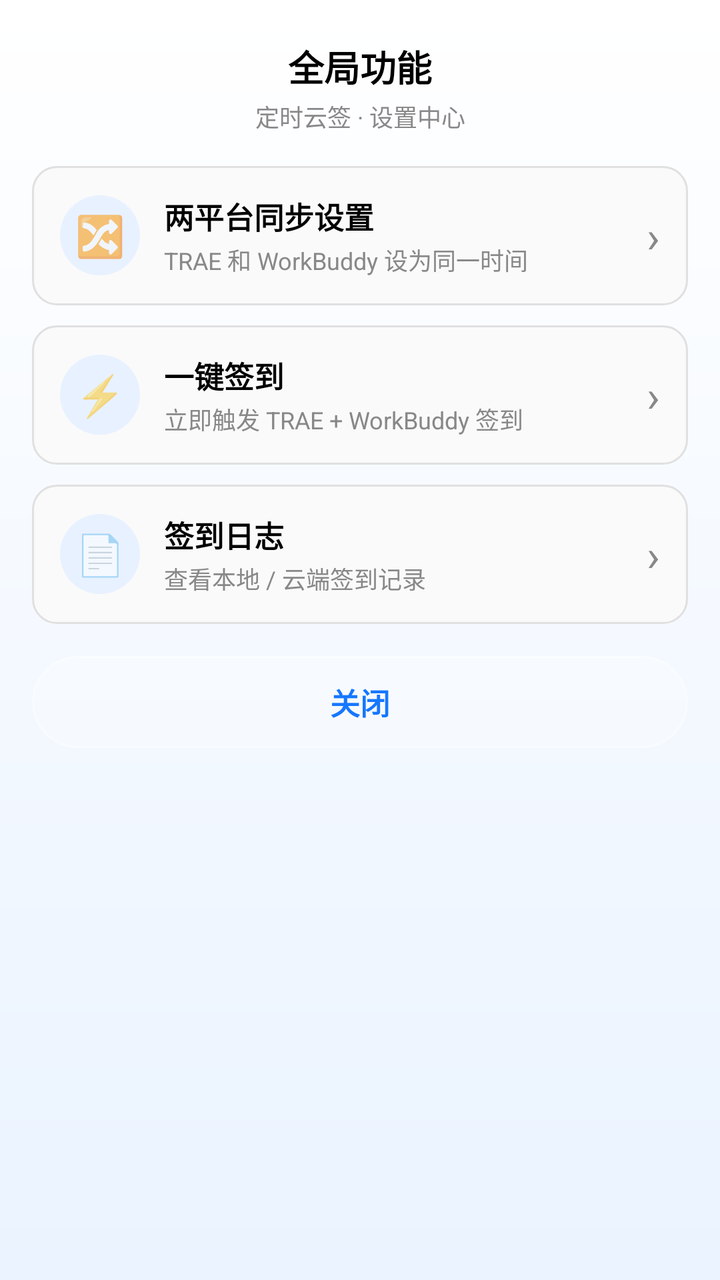
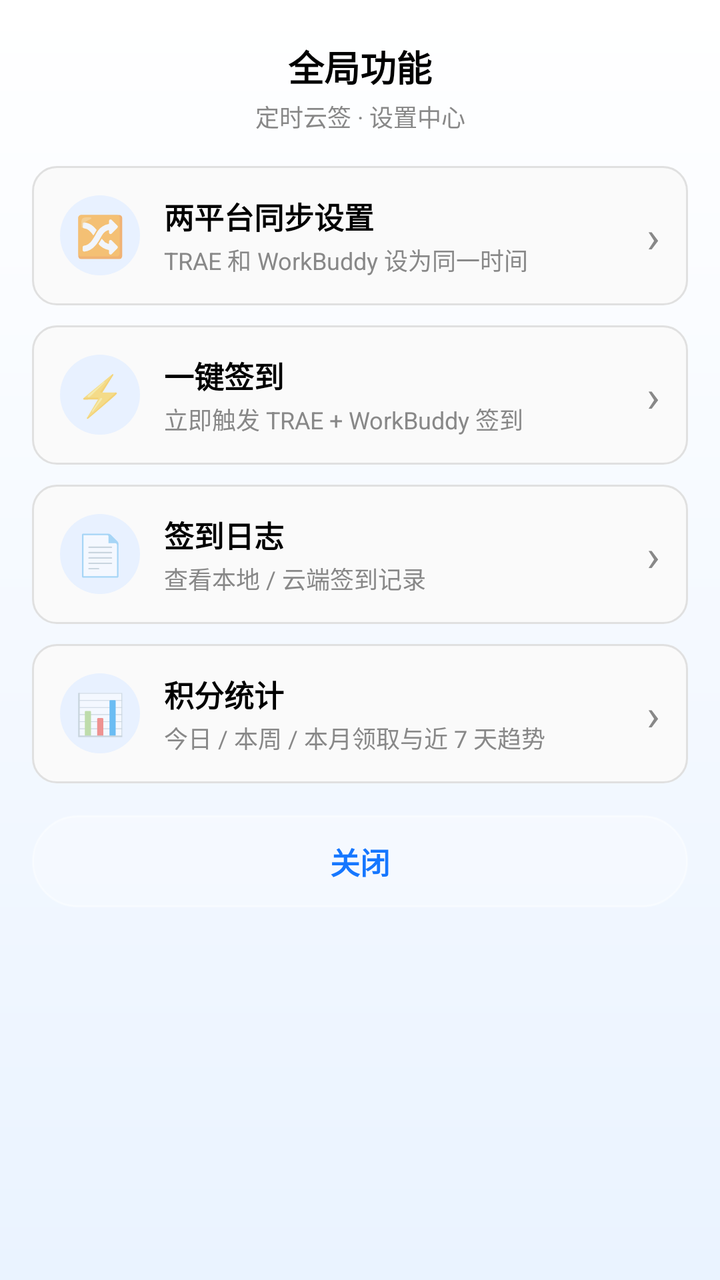

Before-and-after screenshots of an Android layout around one commit, followed by the original layout XML and the change that was made.
<!-- AndroidManifest.xml: application theme Theme.SignApp -->
<!-- res/layout/dialog_settings.xml -->
<?xml version="1.0" encoding="utf-8"?>
<LinearLayout xmlns:android="http://schemas.android.com/apk/res/android"
    android:layout_width="match_parent"
    android:layout_height="wrap_content"
    android:orientation="vertical"
    android:background="@drawable/bg_dialog_light"
    android:paddingTop="20dp"
    android:paddingBottom="8dp">

    
    <TextView
        android:layout_width="match_parent"
        android:layout_height="wrap_content"
        android:gravity="center"
        android:text="全局功能"
        android:textColor="@color/black"
        android:textSize="18sp"
        android:textStyle="bold" />

    <TextView
        android:layout_width="match_parent"
        android:layout_height="wrap_content"
        android:layout_marginTop="3dp"
        android:gravity="center"
        android:text="定时云签 · 设置中心"
        android:textColor="@color/gray"
        android:textSize="12sp" />

    
    <LinearLayout
        android:layout_width="match_parent"
        android:layout_height="wrap_content"
        android:orientation="vertical"
        android:padding="16dp">

        
        <LinearLayout
            android:id="@+id/btnSyncSchedule"
            android:layout_width="match_parent"
            android:layout_height="wrap_content"
            android:orientation="horizontal"
            android:gravity="center_vertical"
            android:background="@drawable/bg_card"
            android:padding="14dp"
            android:layout_marginBottom="10dp">

            <TextView
                android:layout_width="40dp"
                android:layout_height="40dp"
                android:background="@drawable/bg_icon_circle"
                android:gravity="center"
                android:text="🔀"
                android:textSize="20sp" />

            <LinearLayout
                android:layout_width="0dp"
                android:layout_height="wrap_content"
                android:layout_weight="1"
                android:orientation="vertical"
                android:layout_marginStart="12dp">

                <TextView
                    android:layout_width="wrap_content"
                    android:layout_height="wrap_content"
                    android:text="两平台同步设置"
                    android:textColor="@color/black"
                    android:textSize="15sp"
                    android:textStyle="bold" />

                <TextView
                    android:layout_width="wrap_content"
                    android:layout_height="wrap_content"
                    android:layout_marginTop="2dp"
                    android:text="TRAE 和 WorkBuddy 设为同一时间"
                    android:textColor="@color/gray"
                    android:textSize="12sp" />
            </LinearLayout>

            <TextView
                android:layout_width="wrap_content"
                android:layout_height="wrap_content"
                android:text="›"
                android:textColor="@color/gray"
                android:textSize="22sp" />
        </LinearLayout>

        
        <LinearLayout
            android:id="@+id/btnQuickCheckin"
            android:layout_width="match_parent"
            android:layout_height="wrap_content"
            android:orientation="horizontal"
            android:gravity="center_vertical"
            android:background="@drawable/bg_card"
            android:padding="14dp"
            android:layout_marginBottom="10dp">

            <TextView
                android:layout_width="40dp"
                android:layout_height="40dp"
                android:background="@drawable/bg_icon_circle"
                android:gravity="center"
                android:text="⚡"
                android:textSize="20sp" />

            <LinearLayout
                android:layout_width="0dp"
                android:layout_height="wrap_content"
                android:layout_weight="1"
                android:orientation="vertical"
                android:layout_marginStart="12dp">

                <TextView
                    android:layout_width="wrap_content"
                    android:layout_height="wrap_content"
                    android:text="一键签到"
                    android:textColor="@color/black"
                    android:textSize="15sp"
                    android:textStyle="bold" />

                <TextView
                    android:layout_width="wrap_content"
                    android:layout_height="wrap_content"
                    android:layout_marginTop="2dp"
                    android:text="立即触发 TRAE + WorkBuddy 签到"
                    android:textColor="@color/gray"
                    android:textSize="12sp" />
            </LinearLayout>

            <TextView
                android:layout_width="wrap_content"
                android:layout_height="wrap_content"
                android:text="›"
                android:textColor="@color/gray"
                android:textSize="22sp" />
        </LinearLayout>

        
        <LinearLayout
            android:id="@+id/btnLogsEntry"
            android:layout_width="match_parent"
            android:layout_height="wrap_content"
            android:orientation="horizontal"
            android:gravity="center_vertical"
            android:background="@drawable/bg_card"
            android:padding="14dp">

            <TextView
                android:layout_width="40dp"
                android:layout_height="40dp"
                android:background="@drawable/bg_icon_circle"
                android:gravity="center"
                android:text="📄"
                android:textSize="20sp" />

            <LinearLayout
                android:layout_width="0dp"
                android:layout_height="wrap_content"
                android:layout_weight="1"
                android:orientation="vertical"
                android:layout_marginStart="12dp">

                <TextView
                    android:layout_width="wrap_content"
                    android:layout_height="wrap_content"
                    android:text="签到日志"
                    android:textColor="@color/black"
                    android:textSize="15sp"
                    android:textStyle="bold" />

                <TextView
                    android:layout_width="wrap_content"
                    android:layout_height="wrap_content"
                    android:layout_marginTop="2dp"
                    android:text="查看本地 / 云端签到记录"
                    android:textColor="@color/gray"
                    android:textSize="12sp" />
            </LinearLayout>

            <TextView
                android:layout_width="wrap_content"
                android:layout_height="wrap_content"
                android:text="›"
                android:textColor="@color/gray"
                android:textSize="22sp" />
        </LinearLayout>
    </LinearLayout>

    
    <TextView
        android:id="@+id/btnCloseSettings"
        android:layout_width="match_parent"
        android:layout_height="wrap_content"
        android:layout_marginLeft="16dp"
        android:layout_marginRight="16dp"
        android:layout_marginBottom="12dp"
        android:background="@drawable/bg_badge"
        android:gravity="center"
        android:padding="12dp"
        android:text="关闭"
        android:textColor="@color/primary"
        android:textSize="15sp"
        android:textStyle="bold" />
</LinearLayout>
<!-- resources referenced by this layout -->
<resources>
  <color name="black">#000000</color>
  <color name="gray">#888888</color>
  <color name="primary">#1677FF</color>
  <!-- drawable bg_badge (drawable) -->
  <?xml version="1.0" encoding="utf-8"?>
  <shape xmlns:android="http://schemas.android.com/apk/res/android">
      <solid android:color="#40FFFFFF" />
      <corners android:radius="999dp" />
      <stroke android:width="1dp" android:color="#66FFFFFF" />
  </shape>
  <!-- drawable bg_card (drawable) -->
  <?xml version="1.0" encoding="utf-8"?>
  <shape xmlns:android="http://schemas.android.com/apk/res/android">
      <solid android:color="@color/card_bg" />
      <corners android:radius="12dp" />
      <stroke android:width="1dp" android:color="@color/divider" />
  </shape>
  <!-- drawable bg_dialog_light (drawable) -->
  <?xml version="1.0" encoding="utf-8"?>
  <shape xmlns:android="http://schemas.android.com/apk/res/android"
      android:shape="rectangle">
      <gradient
          android:angle="270"
          android:startColor="#FFFFFF"
          android:endColor="#EAF3FF" />
  </shape>
  <!-- drawable bg_icon_circle (drawable) -->
  <?xml version="1.0" encoding="utf-8"?>
  <shape xmlns:android="http://schemas.android.com/apk/res/android"
      android:shape="oval">
      <solid android:color="#E8F1FF" />
  </shape>
  <style name="Theme.SignApp" parent="Theme.MaterialComponents.DayNight.NoActionBar">
          <item name="colorPrimary">@color/primary</item>
          <item name="colorPrimaryVariant">@color/primary_dark</item>
          <item name="colorOnPrimary">@color/white</item>
          <item name="android:statusBarColor">@color/gradient_start</item>
          <item name="android:windowBackground">@color/white</item>
      </style>
  <color name="card_bg">#FAFAFA</color>
  <color name="divider">#E0E0E0</color>
  <color name="primary_dark">#0E5FCC</color>
  <color name="white">#FFFFFF</color>
  <color name="gradient_start">#3B8BFF</color>
</resources>

<!-- the commit's change to res/layout/dialog_settings.xml (unified diff, before → after) -->
@@ -184,6 +184,58 @@
                 android:textColor="@color/gray"
                 android:textSize="22sp" />
         </LinearLayout>
+
+        
+        <LinearLayout
+            android:id="@+id/btnStatsEntry"
+            android:layout_width="match_parent"
+            android:layout_height="wrap_content"
+            android:orientation="horizontal"
+            android:gravity="center_vertical"
+            android:background="@drawable/bg_card"
+            android:padding="14dp"
+            android:layout_marginTop="10dp">
+
+            <TextView
+                android:layout_width="40dp"
+                android:layout_height="40dp"
+                android:background="@drawable/bg_icon_circle"
+                android:gravity="center"
+                android:text="📊"
+                android:textSize="20sp" />
+
+            <LinearLayout
+                android:layout_width="0dp"
+                android:layout_height="wrap_content"
+                android:layout_weight="1"
+                android:orientation="vertical"
+                android:layout_marginStart="12dp">
+
+                <TextView
+                    android:layout_width="wrap_content"
+                    android:layout_height="wrap_content"
+                    android:text="积分统计"
+                    android:textColor="@color/black"
+                    android:textSize="15sp"
+                    android:textStyle="bold" />
+
+                <TextView
+                    android:layout_width="wrap_content"
+                    android:layout_height="wrap_content"
+                    android:layout_marginTop="2dp"
+                    android:text="今日 / 本周 / 本月领取与近 7 天趋势"
+                    android:textColor="@color/gray"
+                    android:textSize="12sp" />
+            </LinearLayout>
+
+            <TextView
+                android:layout_width="wrap_content"
+                android:layout_height="wrap_content"
+                android:text="›"
+                android:textColor="@color/gray"
+                android:textSize="22sp" />
+        </LinearLayout>
+
     </LinearLayout>
 
     
